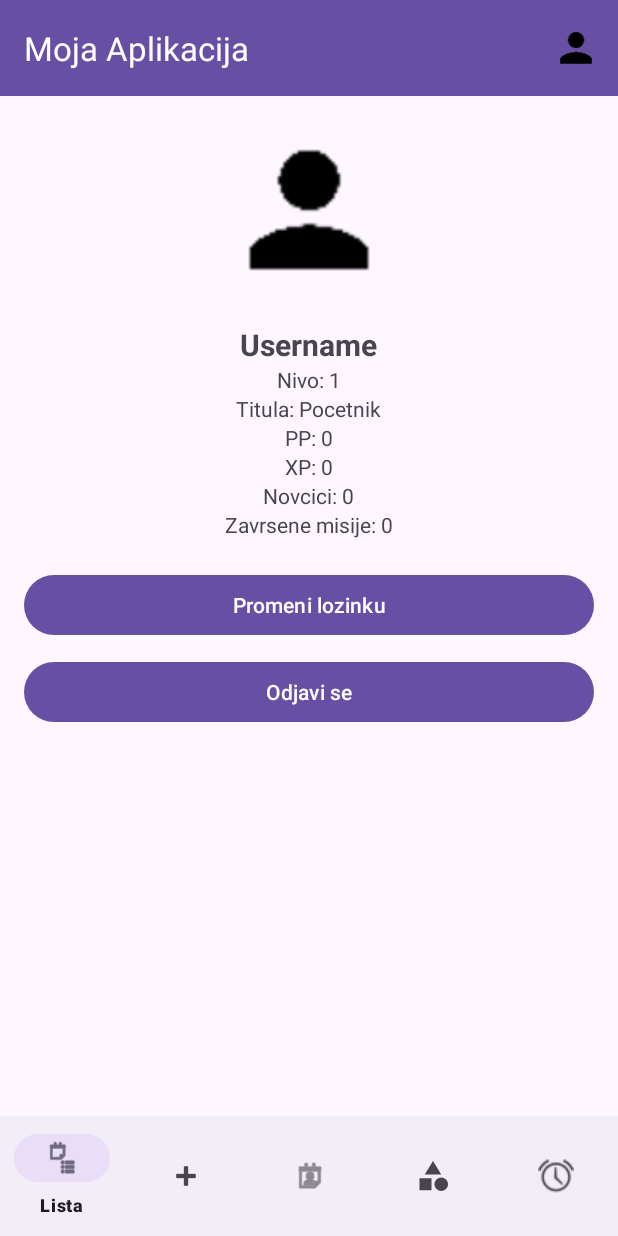
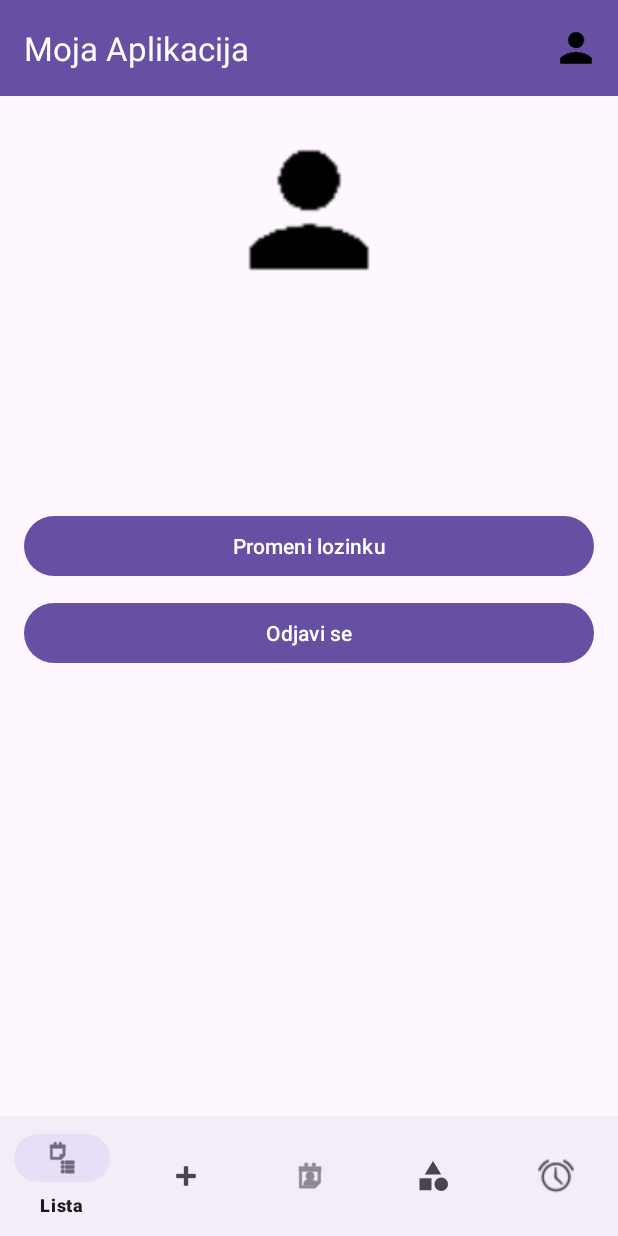
Before and after one commit to milosmat/e2-ma-tim40-2025, an Android app: the fragment ProfileFragment placed in its activity, on a phone screen of 412 x 824 dp. Run offline under Robolectric (Android 15) with nearby library versions, the phone set to English and light mode, and no system bars; our stand-ins replace Firebase (no records; nobody signed in at launch, a user with empty details on screens opened directly); 2 statements that could not run were skipped.

Commit message:
sitne izmene

```diff
--- a/app/src/main/java/com/example/mobilneaplikacije/MainActivity.java
+++ b/app/src/main/java/com/example/mobilneaplikacije/MainActivity.java
@@ -100,7 +100,7 @@ public class MainActivity extends AppCompatActivity {
                 bottomNav.setVisibility(View.GONE);
                 toolbar.setVisibility(View.GONE);
             } else {
-                // Već ulogovan i verifikovan → otvaramo glavni deo
+                //Vec ulogoban i verifikovan
                 getSupportFragmentManager()
                         .beginTransaction()
                         .replace(R.id.fragment_container, new TaskListFragment())
@@ -128,8 +128,6 @@ public class MainActivity extends AppCompatActivity {
         }
         return super.onOptionsItemSelected(item);
     }
-
-    // Helper metoda za login/logout fragmente da prikažu ili sakriju bottom nav
     public void setBottomNavVisible(boolean visible) {
         if (bottomNav != null) {
             bottomNav.setVisibility(visible ? View.VISIBLE : View.GONE);
--- a/app/src/main/res/layout/fragment_profile.xml
+++ b/app/src/main/res/layout/fragment_profile.xml
@@ -20,39 +20,27 @@
             android:layout_width="wrap_content"
             android:layout_height="wrap_content"
             android:textSize="20sp"
-            android:textStyle="bold"
-            android:text="@string/username"/>
+            android:textStyle="bold"/>
 
         <TextView android:id="@+id/tvLevel"
             android:layout_width="wrap_content"
-            android:layout_height="wrap_content"
-            android:text="@string/nivo_1"/>
+            android:layout_height="wrap_content"/>
 
         <TextView android:id="@+id/tvTitle"
             android:layout_width="wrap_content"
-            android:layout_height="wrap_content"
-            android:text="@string/titula_pocetnik"/>
+            android:layout_height="wrap_content"/>
 
         <TextView android:id="@+id/tvPP"
             android:layout_width="wrap_content"
-            android:layout_height="wrap_content"
-            android:text="@string/pp_0"/>
+            android:layout_height="wrap_content"/>
 
         <TextView android:id="@+id/tvXP"
             android:layout_width="wrap_content"
-            android:layout_height="wrap_content"
-            android:text="@string/xp_0"/>
+            android:layout_height="wrap_content"/>
 
         <TextView android:id="@+id/tvCoins"
             android:layout_width="wrap_content"
-            android:layout_height="wrap_content"
-            android:text="@string/novcici_0"/>
-
-        <TextView android:id="@+id/tvMissions"
-            android:layout_width="wrap_content"
-            android:layout_height="wrap_content"
-            android:text="@string/zavrsene_misije_0"
-            android:layout_marginBottom="20dp"/>
+            android:layout_height="wrap_content"/>
 
         <Button
             android:id="@+id/btnChangePassword"
```
